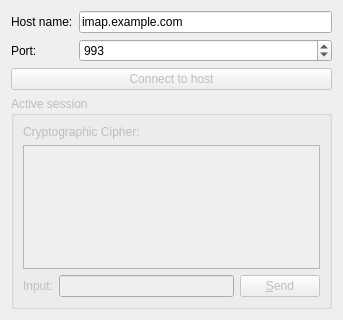
Before: the Qt Designer form examples/network/securesocketclient/sslclient.ui in Fat-Zer/qt4-historical, drawn with Qt 5.
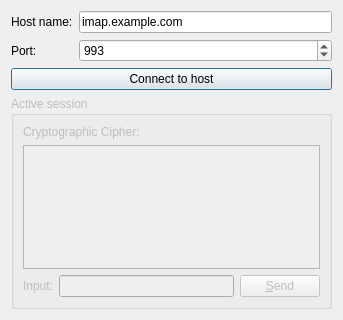
After: the same form once the commit is applied.

Diff of the .ui file:
```diff
--- a/examples/network/securesocketclient/sslclient.ui
+++ b/examples/network/securesocketclient/sslclient.ui
@@ -54,7 +54,7 @@
    <item>
     <widget class="QPushButton" name="connectButton" >
      <property name="enabled" >
-      <bool>false</bool>
+      <bool>true</bool>
      </property>
      <property name="text" >
       <string>Connect to host</string>
```
